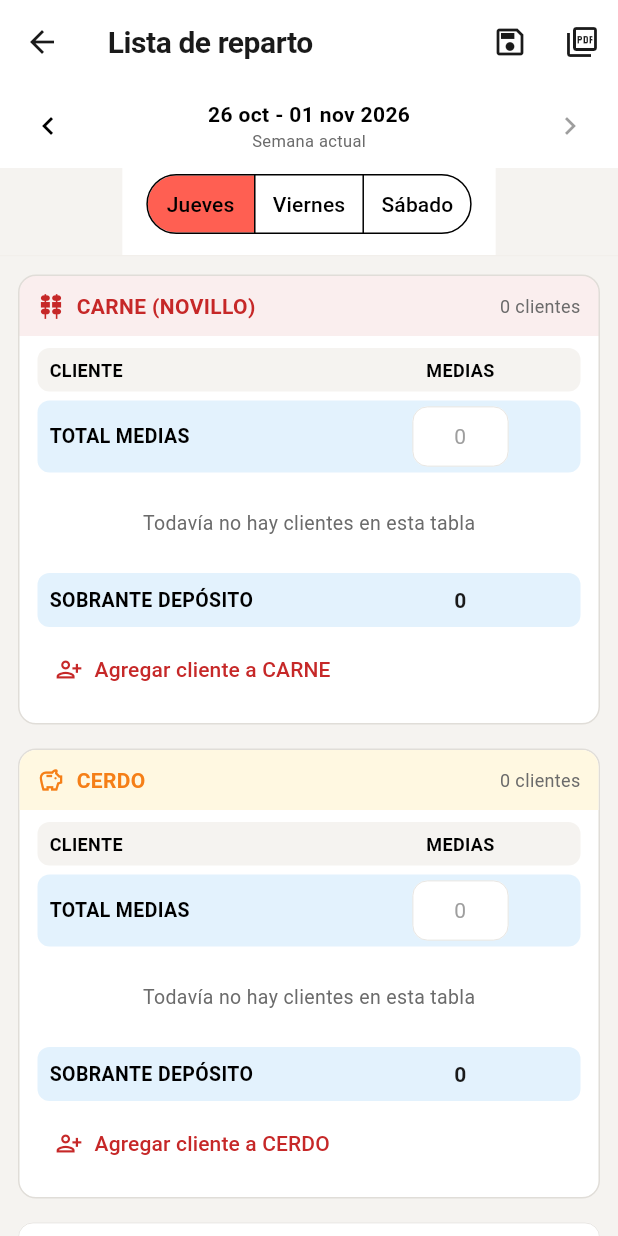
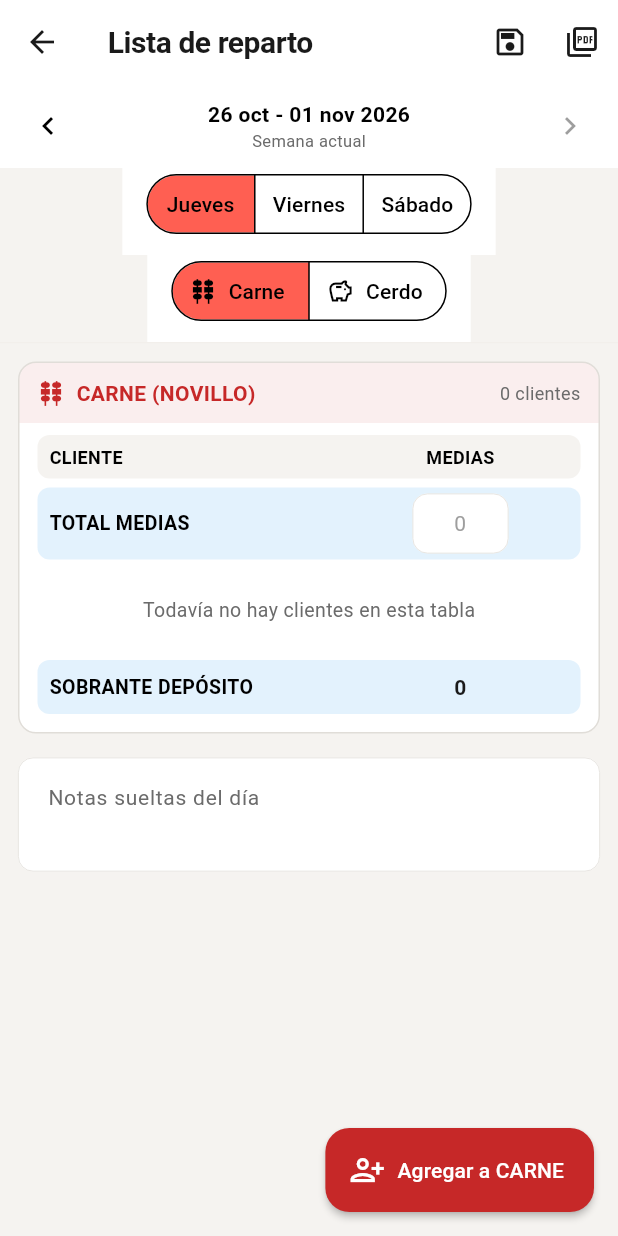
Before and after one commit to milifs/matarife-system, a Flutter app: the RepartoScreen screen opened directly, on a phone screen of 412 x 824 dp. Run offline on Flutter 3.47's test engine with Material 3 defaults, Android fonts, the phone set to English and light mode, and no system bars; our stand-ins replace image_picker, pdf, printing, shared_preferences, supabase_flutter; missing offline and left inert: dart:html; accounts and stored records are empty.

Commit message:
Mostrar una tabla del reparto por vez y emitir un PDF por tabla
Las dos tablas apiladas en la misma pantalla no servian. Ahora se eligen
con un selector propio, con el mismo gesto que el dia. Cambiar de tabla no
toca la base: las dos son la misma lista del dia y se guardan juntas.

El PDF pasa a ser uno por mercaderia, que es lo que pidio el usuario: la
carne y el cerdo los reparte gente distinta y cada uno se lleva su hoja. Se
eligen desde un menu en el AppBar, y el tipo va en el nombre del archivo
porque en el celular los dos PDF del mismo dia quedan uno al lado del otro.

Las notas son del dia y no de la mercaderia, asi que se editan desde las
dos tablas y salen en los dos PDF.

Vuelve el FAB para agregar cliente: existia un boton dentro de cada tabla
solo porque, con las dos a la vista, el FAB no decia a cual agregaba.

Co-Authored-By: Claude Opus 5 <noreply@anthropic.com>

```diff
--- a/don_chacho/lib/screens/reparto_screen.dart
+++ b/don_chacho/lib/screens/reparto_screen.dart
@@ -3,8 +3,11 @@
 // ============================================================
 // Dos tablas por día: una de CARNE (novillo) y otra de CERDO. Cada una
 // con su TOTAL MEDIAS (a mano), sus clientes y su SOBRANTE (calculado).
+// Se ve una por vez, con su propio selector arriba, igual que el día:
+// la carne y el cerdo los reparte gente distinta y son dos listas.
 // Un día por lista: jueves, viernes y sábado, navegable por semana.
-// No involucra plata, saldos ni remitos. Exporta PDF para el repartidor.
+// No involucra plata, saldos ni remitos. Exporta UN PDF POR TABLA, que es
+// lo que recibe cada repartidor.
 // ============================================================
 
 import 'package:flutter/material.dart';
@@ -29,6 +32,10 @@ class _RepartoScreenState extends State<RepartoScreen> {
 
   late DateTime _semana; // lunes de la semana
   String _dia = 'jueves';
+
+  /// Tabla que se está mirando. Las dos viven en memoria y se guardan
+  /// juntas (son la misma lista del día); esto es solo cuál se muestra.
+  String _tipo = tipoRepartoCarne;
 
   bool _cargando = true;
   bool _guardando = false;
@@ -220,7 +227,7 @@ class _RepartoScreenState extends State<RepartoScreen> {
     });
   }
 
-  Future<void> _generarPdf() async {
+  Future<void> _generarPdf(String tipo) async {
     final app = context.read<AppProvider>();
     // Persistimos antes para que el PDF y la base queden alineados.
     await _persistir(silencioso: true);
@@ -228,6 +235,7 @@ class _RepartoScreenState extends State<RepartoScreen> {
       await RepartoService.generarYCompartir(
         lista: _construirLista(),
         clientes: app.clientes,
+        tipo: tipo,
       );
     } catch (e) {
       if (mounted) {
@@ -260,10 +268,19 @@ class _RepartoScreenState extends State<RepartoScreen> {
                   )
                 : const Icon(Icons.save_outlined),
           ),
-          IconButton(
+          // Un PDF por tabla: cada repartidor se lleva el suyo.
+          PopupMenuButton<String>(
             tooltip: 'PDF para el repartidor',
-            onPressed: _guardando ? null : _generarPdf,
+            enabled: !_guardando,
             icon: const Icon(Icons.picture_as_pdf_outlined),
+            onSelected: _generarPdf,
+            itemBuilder: (_) => [
+              for (final t in tiposReparto)
+                PopupMenuItem(
+                  value: t,
+                  child: Text('PDF de ${labelTipoReparto(t)}'),
+                ),
+            ],
           ),
         ],
       ),
@@ -271,26 +288,26 @@ class _RepartoScreenState extends State<RepartoScreen> {
         children: [
           _barraSemana(),
           _selectorDia(),
+          _selectorTipo(),
           const Divider(height: 1),
           if (_precargado && !_cargando) _bannerPrecargado(),
           Expanded(
             child: _cargando
                 ? const Center(child: CircularProgressIndicator())
                 : ListView(
-                    padding: const EdgeInsets.fromLTRB(12, 12, 12, 32),
+                    padding: const EdgeInsets.fromLTRB(12, 12, 12, 100),
                     children: [
-                      for (final tipo in tiposReparto) ...[
-                        _tabla(app, tipo),
-                        const SizedBox(height: 16),
-                      ],
-                      // NOTAS
+                      _tabla(app, _tipo),
+                      const SizedBox(height: 16),
+                      // NOTAS: son del día, así que se ven y se editan desde
+                      // las dos tablas. Es el mismo texto.
                       TextField(
                         controller: _notasCtrl,
                         minLines: 2,
                         maxLines: 4,
                         onChanged: (_) => _marcarModificado(),
                         decoration: const InputDecoration(
-                          labelText: 'Notas sueltas',
+                          labelText: 'Notas sueltas del día',
                           hintText: 'Ej: buscar morcillas de La Florida',
                           alignLabelWithHint: true,
                         ),
@@ -300,6 +317,13 @@ class _RepartoScreenState extends State<RepartoScreen> {
           ),
         ],
       ),
+      floatingActionButton: _cargando
+          ? null
+          : FloatingActionButton.extended(
+              onPressed: () => _agregarCliente(_tipo),
+              icon: const Icon(Icons.person_add_alt),
+              label: Text('Agregar a ${labelTipoReparto(_tipo)}'),
+            ),
     );
   }
 
@@ -355,6 +379,30 @@ class _RepartoScreenState extends State<RepartoScreen> {
             icon: const Icon(Icons.chevron_right),
           ),
         ],
+      ),
+    );
+  }
+
+  /// Selector de tabla, con el mismo gesto que el del día. Cambiar de tabla
+  /// no toca la base: las dos son la misma lista y se guardan juntas.
+  Widget _selectorTipo() {
+    return Container(
+      color: AppTheme.card,
+      padding: const EdgeInsets.fromLTRB(16, 0, 16, 10),
+      child: SegmentedButton<String>(
+        showSelectedIcon: false,
+        segments: [
+          for (final t in tiposReparto)
+            ButtonSegment(
+              value: t,
+              icon: Icon(t == tipoRepartoCerdo
+                  ? Icons.savings_outlined
+                  : Icons.kebab_dining),
+              label: Text(t == tipoRepartoCerdo ? 'Cerdo' : 'Carne'),
+            ),
+        ],
+        selected: {_tipo},
+        onSelectionChanged: (s) => setState(() => _tipo = s.first),
       ),
     );
   }
@@ -450,16 +498,6 @@ class _RepartoScreenState extends State<RepartoScreen> {
                   for (final fila in filas) _filaCliente(app, tipo, fila),
                 const SizedBox(height: 4),
                 _filaSobrante(_sobrante(tipo)),
-                const SizedBox(height: 4),
-                Align(
-                  alignment: Alignment.centerLeft,
-                  child: TextButton.icon(
-                    onPressed: () => _agregarCliente(tipo),
-                    icon: const Icon(Icons.person_add_alt, size: 18),
-                    label: Text(
-                        'Agregar cliente a ${labelTipoReparto(tipo)}'),
-                  ),
-                ),
               ],
             ),
           ),
--- a/don_chacho/lib/services/reparto_service.dart
+++ b/don_chacho/lib/services/reparto_service.dart
@@ -1,9 +1,13 @@
 // ============================================================
 // SERVICIO DE REPARTO - PDF para el repartidor
 // ============================================================
-// Genera un PDF con la lista de reparto de una semana/día: una tabla
-// de CARNE (novillo) y otra de CERDO, cada una con su TOTAL MEDIAS,
-// sus clientes y su SOBRANTE DEPÓSITO, más las notas sueltas.
+// Genera el PDF de UNA de las dos tablas de un día: la de CARNE
+// (novillo) o la de CERDO, con su TOTAL MEDIAS, sus clientes y su
+// SOBRANTE DEPÓSITO, más las notas sueltas del día.
+//
+// Son dos PDF separados a propósito: la carne y el cerdo los reparte
+// gente distinta, y cada uno se lleva su hoja. Las notas del día van en
+// los dos, porque son del reparto, no de la mercadería.
 // No involucra plata.
 // ============================================================
 
@@ -23,14 +27,18 @@ class RepartoService {
   static Future<void> generarYCompartir({
     required RepartoLista lista,
     required List<Cliente> clientes,
+    required String tipo,
   }) async {
     final logo = await _loadLogo();
-    final pdf = generarPdf(lista: lista, clientes: clientes, logo: logo);
+    final pdf =
+        generarPdf(lista: lista, clientes: clientes, logo: logo, tipo: tipo);
     final bytes = await pdf.save();
+    final semana = formatFecha(lista.semanaInicio).replaceAll('/', '-');
     await Printing.sharePdf(
       bytes: bytes,
-      filename:
-          'reparto_${lista.dia}_${formatFecha(lista.semanaInicio).replaceAll('/', '-')}.pdf',
+      // El tipo va en el nombre: en el celular los dos PDF del mismo día
+      // quedan uno al lado del otro y hay que poder distinguirlos.
+      filename: 'reparto_${tipo}_${lista.dia}_$semana.pdf',
     );
   }
 
@@ -40,6 +48,7 @@ class RepartoService {
     required RepartoLista lista,
     required List<Cliente> clientes,
     required pw.MemoryImage logo,
+    required String tipo,
   }) {
     final pdf = pw.Document();
 
@@ -93,20 +102,15 @@ class RepartoService {
           ],
         );
 
-    // Una tabla por mercadería, cada una con su total y su sobrante.
-    // Devuelve widgets sueltos y NO un Column: dentro de un MultiPage, la
-    // Table se parte sola entre páginas, pero metida en un Column no, y una
+    final titulo = tipo == tipoRepartoCerdo ? 'CERDO' : 'CARNE (NOVILLO)';
+
+    // La tabla va como widgets sueltos y NO dentro de un Column: en un
+    // MultiPage la Table se parte sola entre páginas, un Column no, y una
     // lista larga de clientes haría explotar el armado.
-    List<pw.Widget> tabla(String tipo) {
+    List<pw.Widget> tabla() {
       final items = [...lista.itemsDe(tipo)]..sort((a, b) =>
           compararNombres(nombre(a.clienteId), nombre(b.clienteId)));
       return [
-        pw.Text(
-          tipo == tipoRepartoCerdo ? 'CERDO' : 'CARNE (NOVILLO)',
-          style: pw.TextStyle(
-              fontSize: 13, fontWeight: pw.FontWeight.bold, color: rojo),
-        ),
-        pw.SizedBox(height: 6),
         pw.Table(
           border: pw.TableBorder.all(color: PdfColors.grey400, width: 0.5),
           columnWidths: const {
@@ -157,7 +161,7 @@ class RepartoService {
                           fontSize: 18,
                           fontWeight: pw.FontWeight.bold,
                           color: rojo)),
-                  pw.Text('Reparto del ${lista.diaLabel}',
+                  pw.Text('$titulo — Reparto del ${lista.diaLabel}',
                       style: pw.TextStyle(
                           fontSize: 13, fontWeight: pw.FontWeight.bold)),
                   pw.Text('Semana ${formatRangoSemana(lista.semanaInicio)}',
@@ -169,11 +173,9 @@ class RepartoService {
           ),
           pw.SizedBox(height: 16),
 
-          // Las dos tablas
-          for (final tipo in tiposReparto) ...[
-            ...tabla(tipo),
-            pw.SizedBox(height: 18),
-          ],
+          // La tabla de esta mercadería
+          ...tabla(),
+          pw.SizedBox(height: 18),
 
           // Notas
           if (lista.notas.trim().isNotEmpty)
--- a/don_chacho/lib/utils/app_config.dart
+++ b/don_chacho/lib/utils/app_config.dart
@@ -9,7 +9,7 @@
 class AppConfig {
   /// Versión de la app. Se adjunta a cada ticket de soporte para saber
   /// contra qué build se reportó el problema.
-  static const String version = 'v19.11';
+  static const String version = 'v19.12';
 
   /// Nombre del cliente dueño de este deploy. Va en el mensaje de soporte
   /// para distinguir de qué instalación viene el reclamo.
```
Also changed, not shown: 2 other files.
